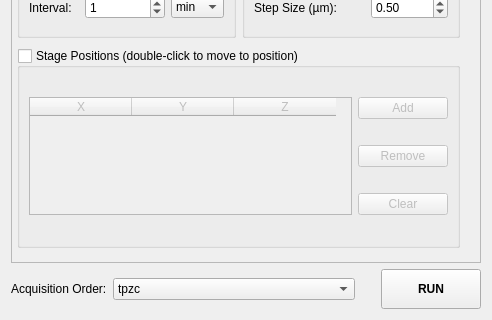
Before: the Qt Designer form micromanager_gui/_ui/multid_gui.ui in pymmcore-plus/napari-micromanager, drawn with Qt 5; both pictures show x 0 to 492 and y 427 to 747 of the 492 by 747 pixel window.
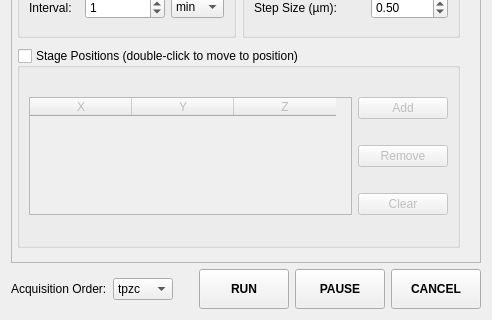
After: the same form once the commit is applied.

Commit message: decent pause/cancel behavior

```diff
--- a/micromanager_gui/_ui/multid_gui.ui
+++ b/micromanager_gui/_ui/multid_gui.ui
@@ -721,7 +721,7 @@
        </property>
        <property name="minimumSize">
         <size>
-         <width>100</width>
+         <width>90</width>
          <height>40</height>
         </size>
        </property>
@@ -737,6 +737,49 @@
        </property>
       </widget>
      </item>
+     <item>
+      <widget class="QPushButton" name="pause_Button">
+       <property name="enabled">
+        <bool>true</bool>
+       </property>
+       <property name="minimumSize">
+        <size>
+         <width>90</width>
+         <height>40</height>
+        </size>
+       </property>
+       <property name="font">
+        <font>
+         <family>Arial</family>
+         <weight>75</weight>
+         <bold>true</bold>
+        </font>
+       </property>
+       <property name="text">
+        <string>PAUSE</string>
+       </property>
+      </widget>
+     </item>
+     <item>
+      <widget class="QPushButton" name="cancel_Button">
+       <property name="minimumSize">
+        <size>
+         <width>90</width>
+         <height>40</height>
+        </size>
+       </property>
+       <property name="font">
+        <font>
+         <family>Arial</family>
+         <weight>75</weight>
+         <bold>true</bold>
+        </font>
+       </property>
+       <property name="text">
+        <string>CANCEL</string>
+       </property>
+      </widget>
+     </item>
     </layout>
    </item>
   </layout>
```
Left out of the diff: 2 changed lines with no effect on the pictures. The commit also changes 6 other files.
